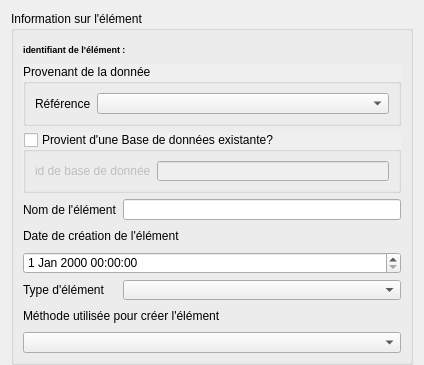
First picture: the form in gui/pyqt_ui/sampling_feature.ui, repository cgq-qgc/HydroSensorReader, before the edit.
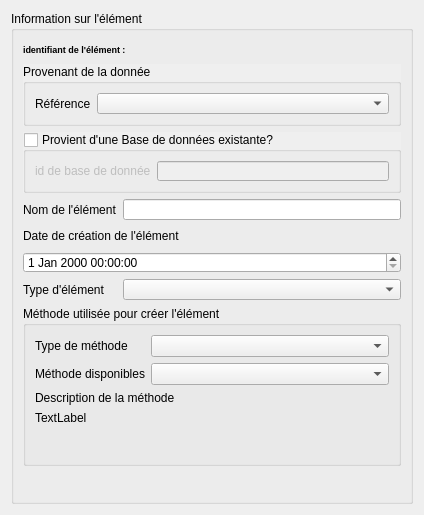
Second picture: the form after the edit.

What changed in the file:
```diff
--- a/gui/pyqt_ui/sampling_feature.ui
+++ b/gui/pyqt_ui/sampling_feature.ui
@@ -7,13 +7,13 @@
     <x>0</x>
     <y>0</y>
     <width>424</width>
-    <height>365</height>
+    <height>515</height>
    </rect>
   </property>
   <property name="minimumSize">
    <size>
     <width>275</width>
-    <height>365</height>
+    <height>515</height>
    </size>
   </property>
   <property name="windowTitle">
@@ -25,7 +25,7 @@
      <property name="minimumSize">
       <size>
        <width>264</width>
-       <height>354</height>
+       <height>360</height>
       </size>
      </property>
      <property name="title">
@@ -217,26 +217,91 @@
        </widget>
       </item>
       <item row="7" column="0" colspan="2">
-       <widget class="QLabel" name="label_7">
+       <widget class="QGroupBox" name="gb_process">
         <property name="minimumSize">
          <size>
           <width>0</width>
-          <height>20</height>
+          <height>160</height>
          </size>
         </property>
-        <property name="text">
+        <property name="title">
          <string>Méthode utilisée pour créer l'élément</string>
         </property>
+        <layout class="QFormLayout" name="formLayout_4">
+         <item row="0" column="0">
+          <widget class="QLabel" name="label">
+           <property name="minimumSize">
+            <size>
+             <width>0</width>
+             <height>20</height>
+            </size>
+           </property>
+           <property name="text">
+            <string>Type de méthode</string>
+           </property>
+          </widget>
+         </item>
+         <item row="0" column="1">
+          <widget class="QComboBox" name="CB_process_type">
+           <property name="minimumSize">
+            <size>
+             <width>0</width>
+             <height>20</height>
+            </size>
+           </property>
+          </widget>
+         </item>
+         <item row="1" column="0">
+          <widget class="QLabel" name="label_8">
+           <property name="minimumSize">
+            <size>
+             <width>0</width>
+             <height>20</height>
+            </size>
+           </property>
+           <property name="text">
+            <string>Méthode disponibles</string>
+           </property>
+          </widget>
+         </item>
+         <item row="1" column="1">
+          <widget class="QComboBox" name="CB_process">
+           <property name="minimumSize">
+            <size>
+             <width>0</width>
+             <height>20</height>
+            </size>
+           </property>
+          </widget>
+         </item>
+         <item row="2" column="0" colspan="2">
+          <widget class="QLabel" name="label_9">
+           <property name="text">
+            <string>Description de la méthode</string>
+           </property>
+          </widget>
+         </item>
+         <item row="3" column="0" colspan="2">
+          <widget class="QLabel" name="label_proces_desc">
+           <property name="text">
+            <string>TextLabel</string>
+           </property>
+          </widget>
+         </item>
+        </layout>
        </widget>
       </item>
-      <item row="8" column="0" colspan="2">
-       <widget class="QComboBox" name="CB_process">
+      <item row="8" column="0">
+       <widget class="QLabel" name="label_7">
         <property name="minimumSize">
          <size>
           <width>0</width>
           <height>20</height>
          </size>
         </property>
+        <property name="text">
+         <string/>
+        </property>
        </widget>
       </item>
      </layout>
```
Left out of the diff: 4 changed lines with no effect on the pictures.
